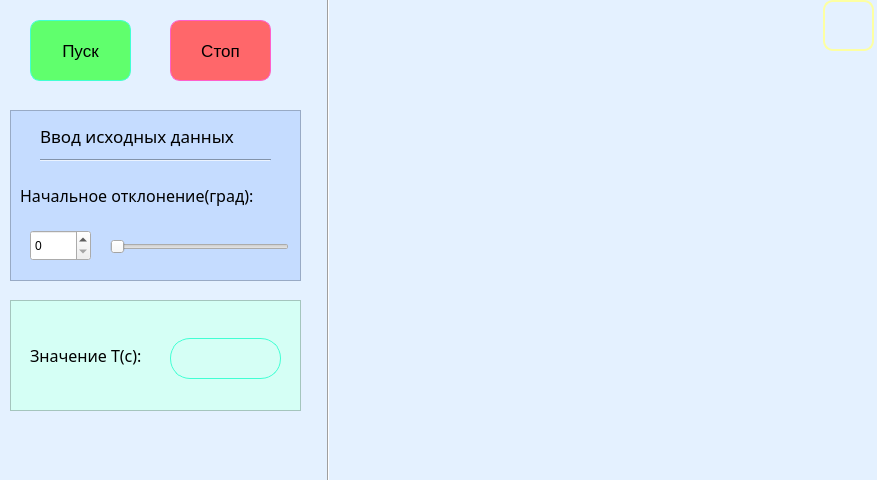
The window that Oscillation/mathemati.ui (drakonorozdeniy/COURSE-WORK-) describes before a commit, drawn with Qt 5.
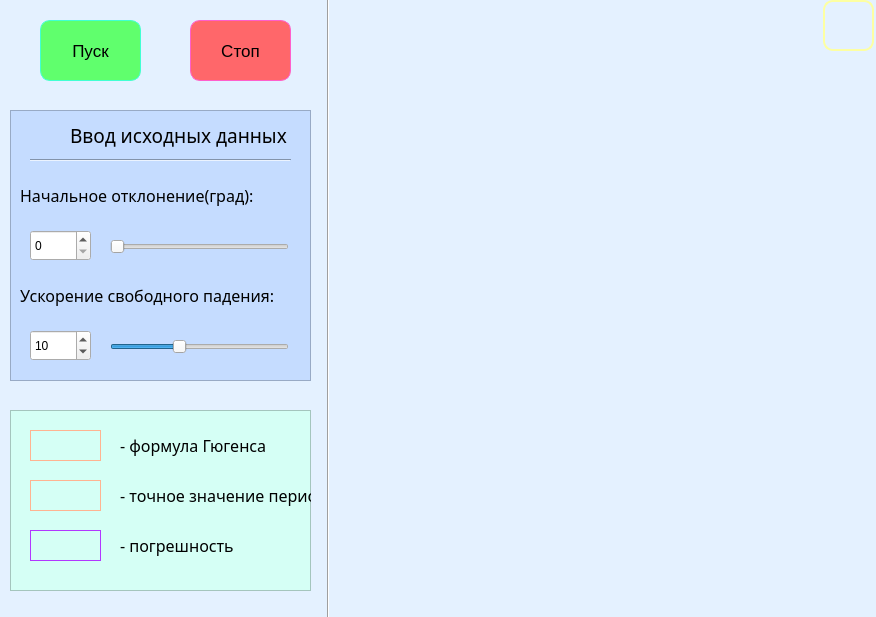
The same window after the commit. Custom widgets are drawn as their Qt base class.

Diff of the .ui file:
```diff
--- a/Oscillation/mathemati.ui
+++ b/Oscillation/mathemati.ui
@@ -6,8 +6,8 @@
    <rect>
     <x>0</x>
     <y>0</y>
-    <width>877</width>
-    <height>480</height>
+    <width>876</width>
+    <height>617</height>
    </rect>
   </property>
   <property name="font">
@@ -24,7 +24,7 @@
   <widget class="QPushButton" name="pushButton_2">
    <property name="geometry">
     <rect>
-     <x>30</x>
+     <x>40</x>
      <y>20</y>
      <width>101</width>
      <height>61</height>
@@ -33,6 +33,9 @@
    <property name="font">
     <font>
      <pointsize>13</pointsize>
+     <weight>50</weight>
+     <bold>false</bold>
+     <underline>false</underline>
     </font>
    </property>
    <property name="styleSheet">
@@ -65,7 +68,7 @@
   <widget class="QPushButton" name="pushButton_3">
    <property name="geometry">
     <rect>
-     <x>170</x>
+     <x>190</x>
      <y>20</y>
      <width>101</width>
      <height>61</height>
@@ -74,6 +77,12 @@
    <property name="font">
     <font>
      <pointsize>13</pointsize>
+     <weight>50</weight>
+     <italic>false</italic>
+     <bold>false</bold>
+     <underline>false</underline>
+     <strikeout>false</strikeout>
+     <kerning>true</kerning>
     </font>
    </property>
    <property name="styleSheet">
@@ -108,7 +117,7 @@
      <x>320</x>
      <y>-20</y>
      <width>16</width>
-     <height>501</height>
+     <height>651</height>
     </rect>
    </property>
    <property name="font">
@@ -130,8 +139,8 @@
     <rect>
      <x>10</x>
      <y>110</y>
-     <width>291</width>
-     <height>171</height>
+     <width>301</width>
+     <height>271</height>
     </rect>
    </property>
    <property name="styleSheet">
@@ -148,7 +157,7 @@
    <widget class="QLabel" name="label">
     <property name="geometry">
      <rect>
-      <x>30</x>
+      <x>60</x>
       <y>10</y>
       <width>231</width>
       <height>31</height>
@@ -157,7 +166,7 @@
     <property name="font">
      <font>
       <family>Sitka Heading</family>
-      <pointsize>13</pointsize>
+      <pointsize>14</pointsize>
      </font>
     </property>
     <property name="styleSheet">
@@ -238,9 +247,9 @@
    <widget class="Line" name="line_2">
     <property name="geometry">
      <rect>
-      <x>30</x>
+      <x>20</x>
       <y>40</y>
-      <width>231</width>
+      <width>261</width>
       <height>20</height>
      </rect>
     </property>
@@ -254,6 +263,78 @@
      <enum>Qt::Horizontal</enum>
     </property>
    </widget>
+   <widget class="QLabel" name="label_5">
+    <property name="geometry">
+     <rect>
+      <x>10</x>
+      <y>170</y>
+      <width>271</width>
+      <height>31</height>
+     </rect>
+    </property>
+    <property name="font">
+     <font>
+      <family>Sitka Display</family>
+      <pointsize>12</pointsize>
+     </font>
+    </property>
+    <property name="styleSheet">
+     <string notr="true">background-color: solid</string>
+    </property>
+    <property name="text">
+     <string>Ускорение свободного падения:</string>
+    </property>
+   </widget>
+   <widget class="QSlider" name="horizontalSlider_2">
+    <property name="geometry">
+     <rect>
+      <x>100</x>
+      <y>226</y>
+      <width>179</width>
+      <height>21</height>
+     </rect>
+    </property>
+    <property name="styleSheet">
+     <string notr="true">background-color: solid</string>
+    </property>
+    <property name="minimum">
+     <number>1</number>
+    </property>
+    <property name="maximum">
+     <number>25</number>
+    </property>
+    <property name="value">
+     <number>10</number>
+    </property>
+    <property name="orientation">
+     <enum>Qt::Horizontal</enum>
+    </property>
+   </widget>
+   <widget class="QSpinBox" name="spinBox_2">
+    <property name="geometry">
+     <rect>
+      <x>20</x>
+      <y>220</y>
+      <width>61</width>
+      <height>31</height>
+     </rect>
+    </property>
+    <property name="styleSheet">
+     <string notr="true">background-color: solid</string>
+    </property>
+    <property name="minimum">
+     <number>1</number>
+    </property>
+    <property name="maximum">
+     <number>25</number>
+    </property>
+    <property name="stepType">
+     <enum>QAbstractSpinBox::AdaptiveDecimalStepType</enum>
+    </property>
+    <property name="value">
+     <number>10</number>
+    </property>
+   </widget>
   </widget>
   <widget class="QCustomPlot" name="widget" native="true">
    <property name="geometry">
@@ -272,9 +353,9 @@
    <property name="geometry">
     <rect>
      <x>10</x>
-     <y>300</y>
-     <width>291</width>
-     <height>111</height>
+     <y>410</y>
+     <width>301</width>
+     <height>181</height>
     </rect>
    </property>
    <property name="styleSheet">
@@ -286,44 +367,27 @@
    <property name="frameShadow">
     <enum>QFrame::Raised</enum>
    </property>
-   <widget class="QLabel" name="label_3">
-    <property name="geometry">
-     <rect>
-      <x>20</x>
-      <y>40</y>
-      <width>131</width>
-      <height>31</height>
-     </rect>
-    </property>
-    <property name="font">
-     <font>
-      <family>Sitka Display</family>
-      <pointsize>12</pointsize>
-     </font>
-    </property>
-    <property name="styleSheet">
-     <string notr="true">background-color: solid</string>
-    </property>
-    <property name="text">
-     <string>Значение T(с):</string>
-    </property>
-   </widget>
    <widget class="QLabel" name="label_2">
     <property name="geometry">
      <rect>
-      <x>160</x>
-      <y>38</y>
-      <width>111</width>
-      <height>41</height>
+      <x>20</x>
+      <y>20</y>
+      <width>71</width>
+      <height>31</height>
      </rect>
     </property>
+    <property name="font">
+     <font>
+      <pointsize>10</pointsize>
+     </font>
+    </property>
     <property name="styleSheet">
      <string notr="true">QLabel{
  background-color: solid;
  border-style: solid;
  border-width:1px;
  border-radius:20px;
- border-color: rgb(65, 255, 211);
+ border-color: rgb(255, 179, 144);
 
 }</string>
     </property>
@@ -331,6 +395,128 @@
      <string/>
     </property>
    </widget>
+   <widget class="QLabel" name="label_6">
+    <property name="geometry">
+     <rect>
+      <x>110</x>
+      <y>70</y>
+      <width>211</width>
+      <height>31</height>
+     </rect>
+    </property>
+    <property name="font">
+     <font>
+      <family>Sitka Display</family>
+      <pointsize>12</pointsize>
+     </font>
+    </property>
+    <property name="styleSheet">
+     <string notr="true">background-color: solid</string>
+    </property>
+    <property name="text">
+     <string>- точное значение периода</string>
+    </property>
+   </widget>
+   <widget class="QLabel" name="label_7">
+    <property name="geometry">
+     <rect>
+      <x>20</x>
+      <y>70</y>
+      <width>71</width>
+      <height>31</height>
+     </rect>
+    </property>
+    <property name="font">
+     <font>
+      <pointsize>10</pointsize>
+     </font>
+    </property>
+    <property name="styleSheet">
+     <string notr="true">QLabel{
+ background-color: solid;
+ border-style: solid;
+ border-width:1px;
+ border-radius:20px;
+ border-color: rgb(255, 179, 144);
+
+}</string>
+    </property>
+    <property name="text">
+     <string/>
+    </property>
+   </widget>
+   <widget class="QLabel" name="label_3">
+    <property name="geometry">
+     <rect>
+      <x>110</x>
+      <y>20</y>
+      <width>181</width>
+      <height>31</height>
+     </rect>
+    </property>
+    <property name="font">
+     <font>
+      <family>Sitka Display</family>
+      <pointsize>12</pointsize>
+     </font>
+    </property>
+    <property name="styleSheet">
+     <string notr="true">background-color: solid</string>
+    </property>
+    <property name="text">
+     <string>- формула Гюгенса</string>
+    </property>
+   </widget>
+   <widget class="QLabel" name="label_8">
+    <property name="geometry">
+     <rect>
+      <x>20</x>
+      <y>120</y>
+      <width>71</width>
+      <height>31</height>
+     </rect>
+    </property>
+    <property name="font">
+     <font>
+      <pointsize>10</pointsize>
+     </font>
+    </property>
+    <property name="styleSheet">
+     <string notr="true">QLabel{
+ background-color: solid;
+ border-style: solid;
+ border-width:1px;
+ border-radius:20px;
+ border-color: rgb(178, 55, 255);
+
+}</string>
+    </property>
+    <property name="text">
+     <string/>
+    </property>
+   </widget>
+   <widget class="QLabel" name="label_9">
+    <property name="geometry">
+     <rect>
+      <x>110</x>
+      <y>120</y>
+      <width>211</width>
+      <height>31</height>
+     </rect>
+    </property>
+    <property name="font">
+     <font>
+      <family>Sitka Display</family>
+      <pointsize>12</pointsize>
+     </font>
+    </property>
+    <property name="styleSheet">
+     <string notr="true">background-color: solid</string>
+    </property>
+    <property name="text">
+     <string>- погрешность </string>
+    </property>
+   </widget>
   </widget>
   <widget class="QPushButton" name="pushButton">
    <property name="geometry">
```
Left out of the diff: 39 changed lines with no effect on the pictures.
